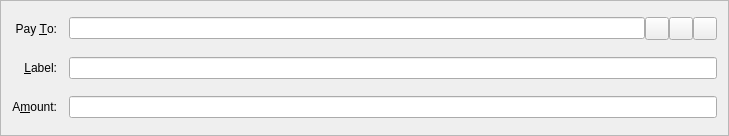
Qt form src/qt/forms/sendcoinsentry.ui (GenesysCrypto/GenesysCoin) before a commit.
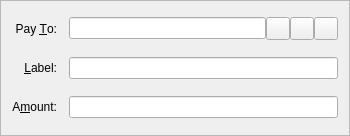
The same form after that commit. Icons and pictures are not drawn. Custom widgets are drawn as their Qt base class.

The edit to the form file:
```diff
--- a/src/qt/forms/sendcoinsentry.ui
+++ b/src/qt/forms/sendcoinsentry.ui
@@ -6,7 +6,7 @@
    <rect>
     <x>0</x>
     <y>0</y>
-    <width>729</width>
+    <width>350</width>
     <height>136</height>
    </rect>
   </property>
@@ -52,23 +52,6 @@
    <item row="5" column="1">
     <widget class="BitcoinAmountField" name="payAmount"/>
    </item>
-   <item row="4" column="1">
-    <layout class="QHBoxLayout" name="horizontalLayout_2">
-     <property name="spacing">
-      <number>0</number>
-     </property>
-     <item>
-      <widget class="QValidatedLineEdit" name="addAsLabel">
-       <property name="enabled">
-        <bool>true</bool>
-       </property>
-       <property name="toolTip">
-        <string>Enter a label for this address to add it to your address book</string>
-       </property>
-      </widget>
-     </item>
-    </layout>
-   </item>
    <item row="4" column="0">
     <widget class="QLabel" name="label_4">
      <property name="text">
@@ -147,6 +130,13 @@
      </item>
     </layout>
    </item>
+   <item row="4" column="1">
+    <widget class="QValidatedLineEdit" name="addAsLabel">
+     <property name="toolTip">
+      <string>Enter a label for this address to add it to your address book</string>
+     </property>
+    </widget>
+   </item>
   </layout>
  </widget>
  <customwidgets>
```
Left out of the diff: 4 changed lines with no effect on the pictures.
